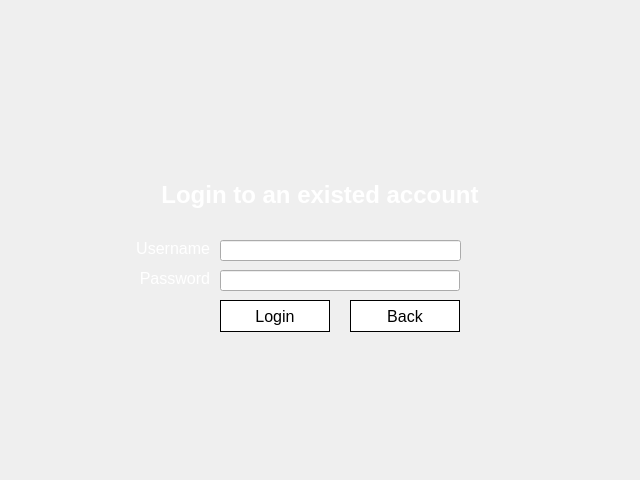
lehoangtran289/Blackjack, file blackjack-client/ui/login.ui: the form before one commit.
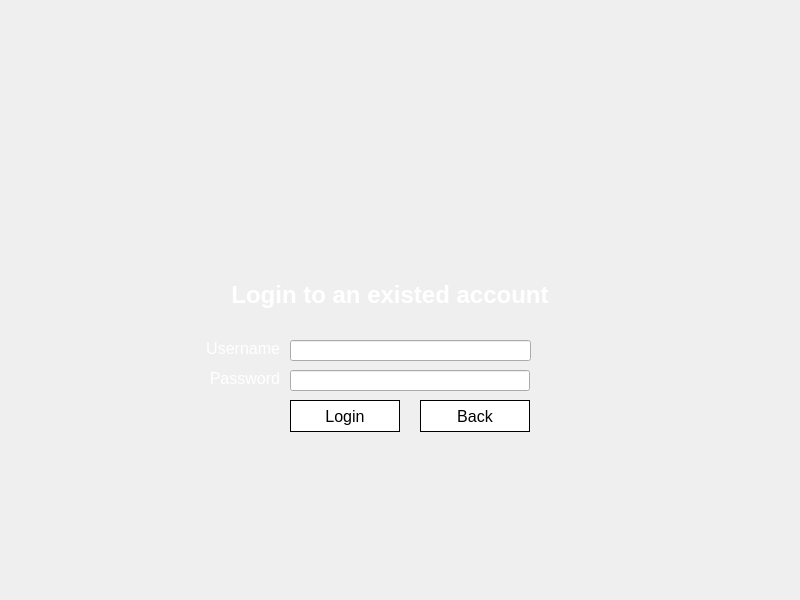
The form after the commit. Icons and pictures are not drawn.

Diff of the .ui file:
```diff
--- a/blackjack-client/ui/login.ui
+++ b/blackjack-client/ui/login.ui
@@ -6,8 +6,8 @@
    <rect>
     <x>0</x>
     <y>0</y>
-    <width>640</width>
-    <height>480</height>
+    <width>800</width>
+    <height>600</height>
    </rect>
   </property>
   <property name="windowTitle">
@@ -16,8 +16,8 @@
   <widget class="QLineEdit" name="username_entry">
    <property name="geometry">
     <rect>
-     <x>220</x>
-     <y>240</y>
+     <x>290</x>
+     <y>340</y>
      <width>241</width>
      <height>21</height>
     </rect>
@@ -35,8 +35,8 @@
   <widget class="QLineEdit" name="password_entry">
    <property name="geometry">
     <rect>
-     <x>220</x>
-     <y>270</y>
+     <x>290</x>
+     <y>370</y>
      <width>240</width>
      <height>21</height>
     </rect>
@@ -57,8 +57,8 @@
   <widget class="QLabel" name="label">
    <property name="geometry">
     <rect>
-     <x>90</x>
-     <y>240</y>
+     <x>160</x>
+     <y>340</y>
      <width>120</width>
      <height>16</height>
     </rect>
@@ -82,8 +82,8 @@
   <widget class="QLabel" name="label_2">
    <property name="geometry">
     <rect>
-     <x>90</x>
-     <y>270</y>
+     <x>160</x>
+     <y>370</y>
      <width>120</width>
      <height>16</height>
     </rect>
@@ -107,8 +107,8 @@
   <widget class="QPushButton" name="login_button">
    <property name="geometry">
     <rect>
-     <x>220</x>
-     <y>300</y>
+     <x>290</x>
+     <y>400</y>
      <width>110</width>
      <height>32</height>
     </rect>
@@ -132,8 +132,8 @@
   <widget class="QPushButton" name="back_button">
    <property name="geometry">
     <rect>
-     <x>350</x>
-     <y>300</y>
+     <x>420</x>
+     <y>400</y>
      <width>110</width>
      <height>32</height>
     </rect>
@@ -159,10 +159,16 @@
     <rect>
      <x>0</x>
      <y>0</y>
-     <width>640</width>
-     <height>480</height>
+     <width>800</width>
+     <height>600</height>
     </rect>
    </property>
+   <property name="sizePolicy">
+    <sizepolicy hsizetype="Fixed" vsizetype="Fixed">
+     <horstretch>0</horstretch>
+     <verstretch>0</verstretch>
+    </sizepolicy>
+   </property>
    <property name="styleSheet">
     <string notr="true">border-image: url(./asset/home.png) 0 0 0 0 stretch stretch;</string>
    </property>
@@ -173,8 +179,8 @@
   <widget class="QLabel" name="label_3">
    <property name="geometry">
     <rect>
-     <x>120</x>
-     <y>180</y>
+     <x>190</x>
+     <y>280</y>
      <width>400</width>
      <height>30</height>
     </rect>
```
